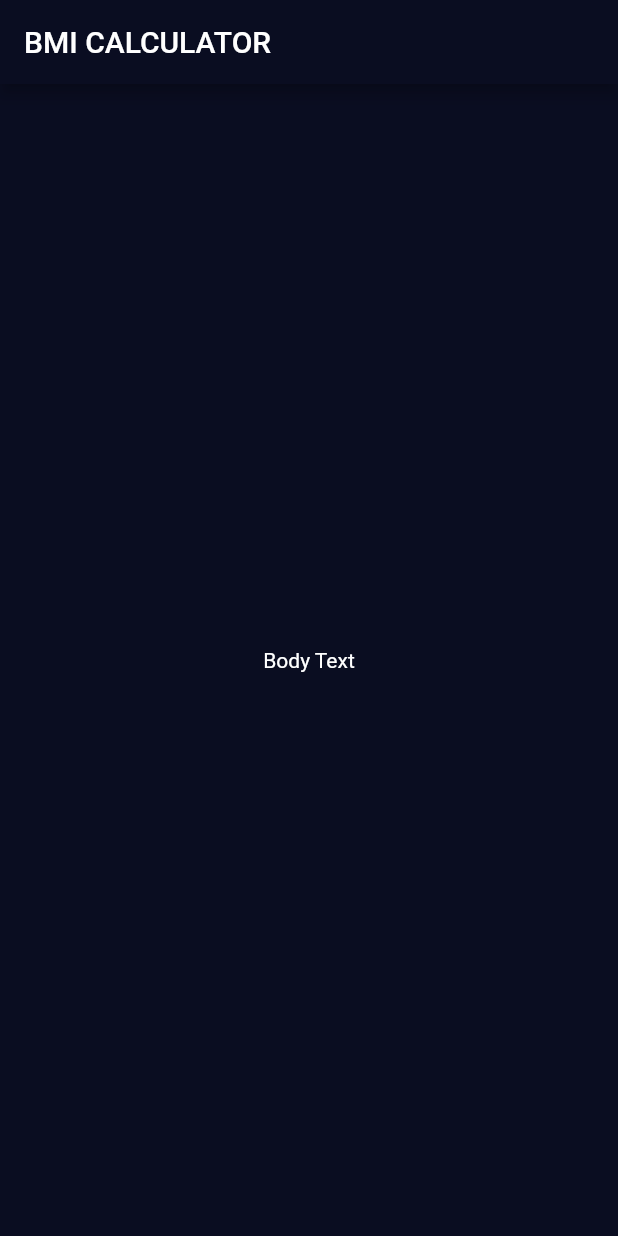
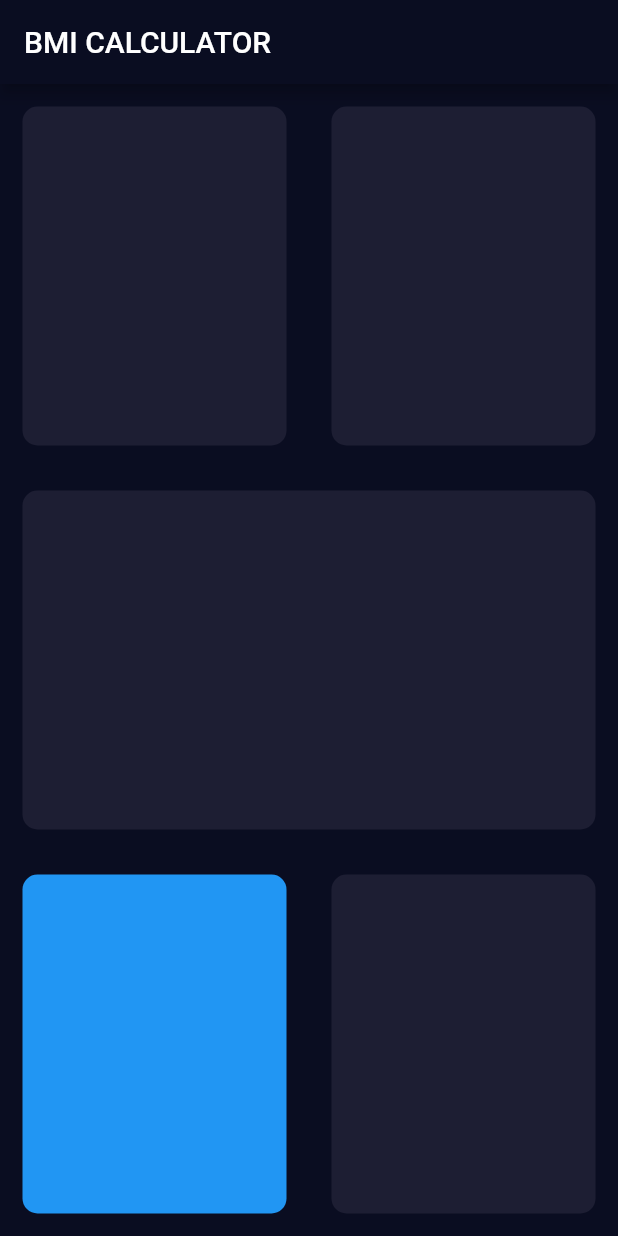
Before and after one commit to nischal08/bmi-calculator-flutter, a Flutter app: the screen it shows after launch, on a phone screen of 412 x 824 dp. Run offline on Flutter 3.47's test engine with Material 2 defaults, Android fonts, the phone set to English and light mode, and no system bars.

Commit message:
refactor the code

```diff
--- a/lib/input_page.dart
+++ b/lib/input_page.dart
@@ -12,9 +12,65 @@ class _InputPageState extends State<InputPage> {
       appBar: AppBar(
         title: Text('BMI CALCULATOR'),
       ),
-      body: Center(
-        child: Text('Body Text'),
+      body: Column(
+        children: [
+          Expanded(
+            child: Row(
+              children: [
+                Expanded(
+                  child: ReusableCard(
+                    colour: Color(0xFF1D1E33),
+                  ),
+                ),
+                Expanded(
+                  child: ReusableCard(
+                    colour: Color(0xFF1D1E33),
+                  ),
+                ),
+              ],
+            ),
+          ),
+          Expanded(
+            child: ReusableCard(
+              colour: Color(0xFF1D1E33),
+            ),
+          ),
+          Expanded(
+            child: Row(
+              children: [
+                Expanded(
+                  child: ReusableCard(
+                    colour: Colors.blue,
+                  ),
+                ),
+                Expanded(
+                  child: ReusableCard(
+                    colour: Color(0xFF1D1E33),
+                  ),
+                )
+              ],
+            ),
+          ),
+        ],
       ),
     );
   }
 }
+
+class ReusableCard extends StatelessWidget {
+  Color colour;
+  ReusableCard({@required this.colour});
+
+  @override
+  Widget build(BuildContext context) {
+    return Container(
+      margin: EdgeInsets.all(15.0),
+      decoration: BoxDecoration(
+        color: colour,
+        borderRadius: BorderRadius.circular(
+          10.0,
+        ),
+      ),
+    );
+  }
+}
```
